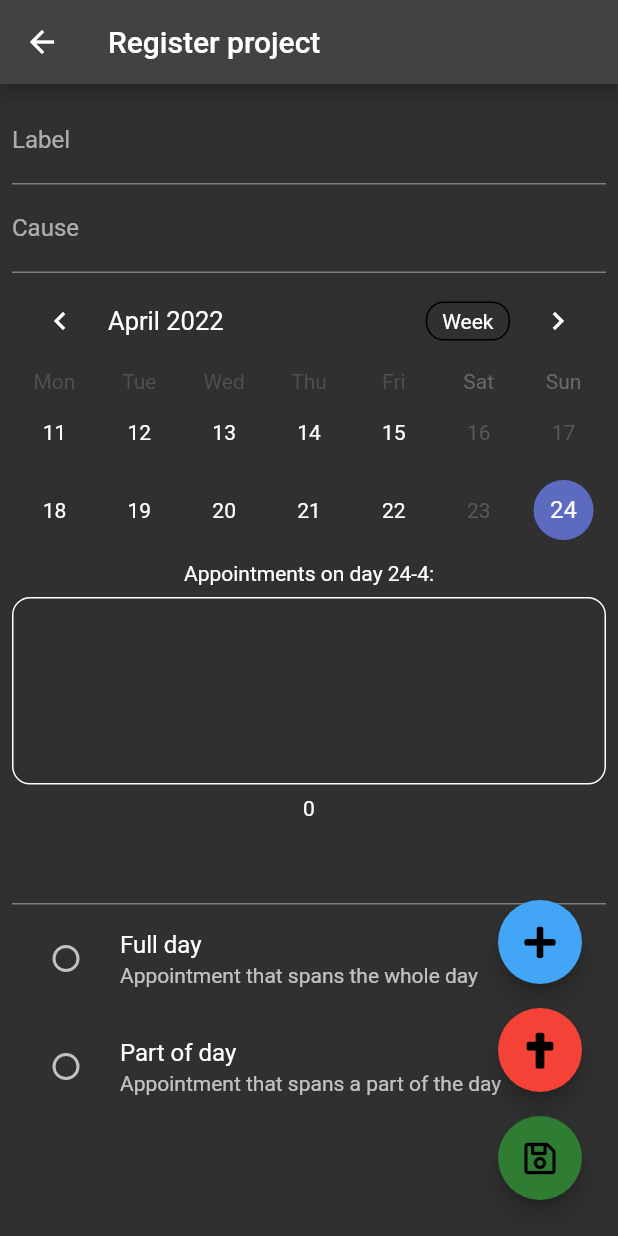
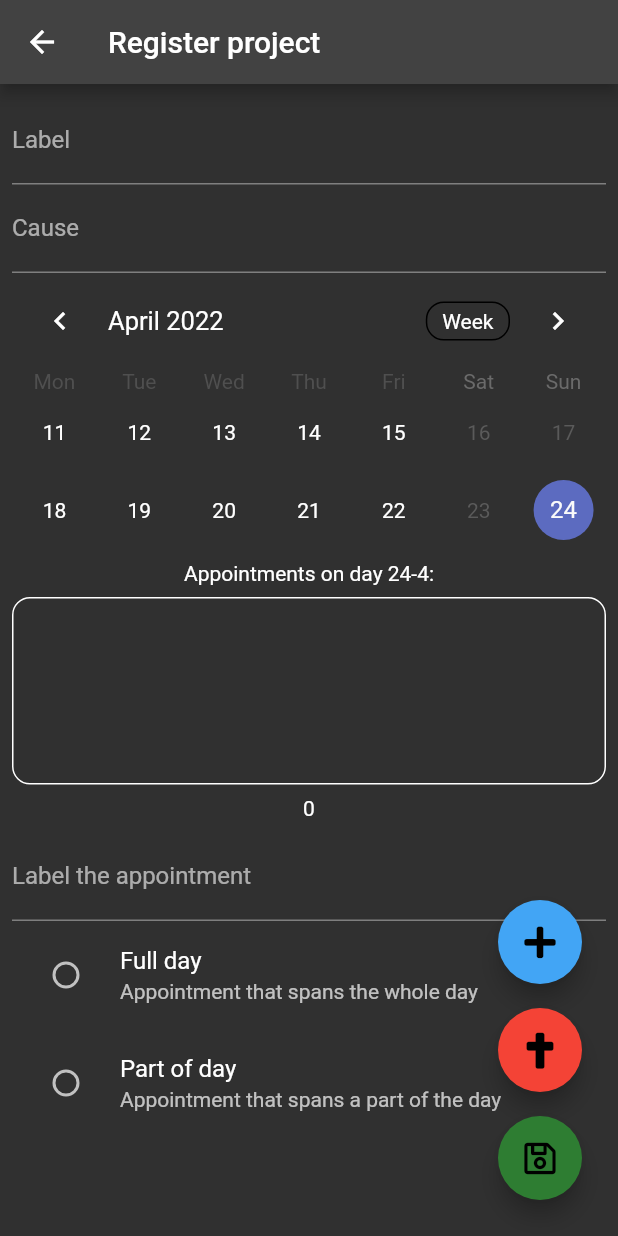
Before and after one commit to stijnschout3n/plmbr, a Flutter app: the AddProject2 screen opened directly with empty values, on a phone screen of 412 x 824 dp. Run offline on Flutter 3.47's test engine with Material 2 defaults, Android fonts, the phone set to English and light mode, and no system bars; drawn by our look-alikes of table_calendar; our stand-ins replace cloud_firestore, easy_localization, firebase_auth, firebase_core, font_awesome_flutter, google_sign_in and 4 more; missing offline and left inert: dart:ffi, searchable_listview; accounts and stored records are empty.

Commit message:
some changes

```diff
--- a/assets/translations/en.json
+++ b/assets/translations/en.json
@@ -36,6 +36,7 @@
     "register-project": "Register project",
     "label": "Label",
     "label-the-project": "Label the project",
+    "label-the-appointment": "Label the appointment",
     "please-fill-in-label": "Please fill in the label of the project",
     "cause": "Cause",
     "cause-of-the-project": "Cause of the project",
--- a/assets/translations/nl.json
+++ b/assets/translations/nl.json
@@ -37,6 +37,7 @@
     "label": "Label",
     "please-fill-in-label": "Please s.v.p. een label in",
     "label-the-project": "Label het project",
+    "label-the-appointment": "Label de afspraak",
     "cause": "Oorzaak",
     "cause-of-the-project": "Oorzaak van het project",
     "please-fill-in-cause": "Vul s.v.p. de oorzaak van het project in",
--- a/lib/crm/AddProject2.dart
+++ b/lib/crm/AddProject2.dart
@@ -15,9 +15,6 @@ class AddProject2 extends StatefulWidget {
   @override
   State<AddProject2> createState() => _AddProject2State();
 }
-
-enum AppointmentType { part, full }
-enum PartType { morning, midday, afternoon }
 
 class _AddProject2State extends State<AddProject2> {
   final _formKey = GlobalKey<FormState>();
@@ -141,7 +138,7 @@ class _AddProject2State extends State<AddProject2> {
                       itemCount: value.length,
                       itemBuilder: (context, index) {
                         return ListTile(
-                          title: Text(value[index].fid),
+                          title: Text(value[index].label),
                           textColor: Colors.white,
                         );
                       },
@@ -154,6 +151,8 @@ class _AddProject2State extends State<AddProject2> {
                 child: Text(_selectedDays.length.toString()),
               ),
               TextFormField(
+                  decoration:
+                      InputDecoration(labelText: tr("label-the-appointment"), hintText: tr("label-the-appointment")),
                   controller: _dateLabelController,
                   focusNode: _dateLabelFocusNode,
                   keyboardType: TextInputType.name,
@@ -315,3 +314,14 @@ class _AddProject2State extends State<AddProject2> {
     setState(() {});
   }
 }
+
+class AppointmentListTile {
+  late CalendarDateObject appointment;
+  String customerInfo;
+  String projectInfo;
+
+  AppointmentListTile({
+    this.customerInfo = "",
+    this.projectInfo = "",
+  });
+}
--- a/lib/services/helpers.dart
+++ b/lib/services/helpers.dart
@@ -1,6 +1,9 @@
 import 'package:flutter/material.dart';
 
 import 'services.dart';
+
+enum AppointmentType { part, full }
+enum PartType { morning, midday, afternoon }
 
 class Helpers {
   getColorBasedOnStatus(dynamic object) {
```
